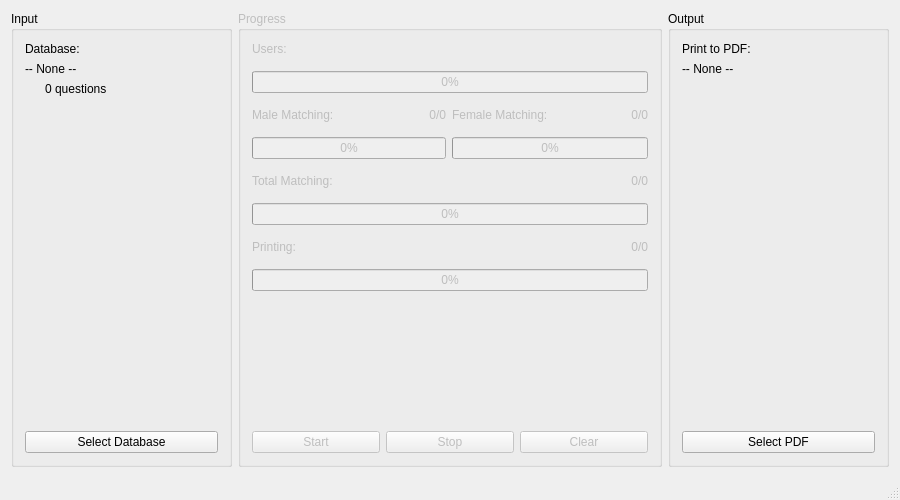
This is Qt_MatchMaker/MainWindow.ui in jasonpaulos/MatchMaker as Qt 5 draws it before an edit. The edited form follows.
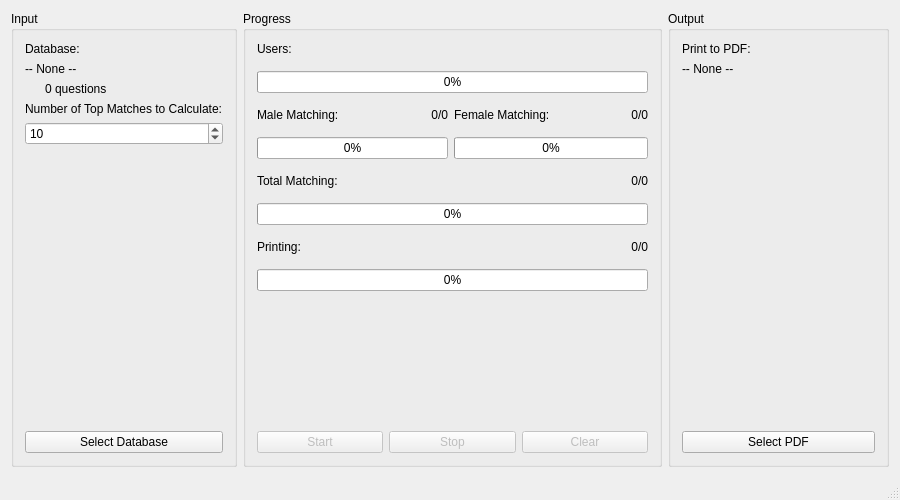
This is the edited form.

Diff of the .ui file:
```diff
--- a/Qt_MatchMaker/MainWindow.ui
+++ b/Qt_MatchMaker/MainWindow.ui
@@ -39,20 +39,14 @@
        <string>Input</string>
       </property>
       <layout class="QGridLayout" name="gridLayout_3">
-       <item row="3" column="0" colspan="2">
-        <widget class="QWidget" name="inputSpacer" native="true">
-         <property name="enabled">
-          <bool>false</bool>
-         </property>
-         <property name="sizePolicy">
-          <sizepolicy hsizetype="Expanding" vsizetype="Expanding">
-           <horstretch>0</horstretch>
-           <verstretch>0</verstretch>
-          </sizepolicy>
+       <item row="0" column="0">
+        <widget class="QLabel" name="databaseTitle">
+         <property name="text">
+          <string>Database:</string>
          </property>
         </widget>
        </item>
-       <item row="1" column="0" colspan="2">
+       <item row="1" column="0">
         <widget class="QLabel" name="databaseInfo">
          <property name="sizePolicy">
           <sizepolicy hsizetype="Preferred" vsizetype="Preferred">
@@ -62,7 +56,7 @@
          </property>
          <property name="maximumSize">
           <size>
-           <width>141</width>
+           <width>16777215</width>
            <height>16777215</height>
           </size>
          </property>
@@ -74,7 +68,7 @@
          </property>
         </widget>
        </item>
-       <item row="2" column="0" colspan="2">
+       <item row="2" column="0">
         <widget class="QLabel" name="databaseQuestions">
          <property name="text">
           <string>0 questions</string>
@@ -87,17 +81,43 @@
          </property>
         </widget>
        </item>
-       <item row="4" column="0" colspan="2">
+       <item row="3" column="0">
+        <widget class="QLabel" name="matchAmountTitle">
+         <property name="text">
+          <string>Number of Top Matches to Calculate:</string>
+         </property>
+        </widget>
+       </item>
+       <item row="6" column="0">
         <widget class="QPushButton" name="selectDatabase">
          <property name="text">
           <string>Select Database</string>
          </property>
         </widget>
        </item>
-       <item row="0" column="0" colspan="2">
-        <widget class="QLabel" name="databaseTitle">
-         <property name="text">
-          <string>Database:</string>
+       <item row="5" column="0">
+        <widget class="QWidget" name="inputSpacer" native="true">
+         <property name="enabled">
+          <bool>false</bool>
+         </property>
+         <property name="sizePolicy">
+          <sizepolicy hsizetype="Expanding" vsizetype="Expanding">
+           <horstretch>0</horstretch>
+           <verstretch>0</verstretch>
+          </sizepolicy>
+         </property>
+        </widget>
+       </item>
+       <item row="4" column="0">
+        <widget class="QSpinBox" name="matchAmountSpinner">
+         <property name="minimum">
+          <number>1</number>
+         </property>
+         <property name="maximum">
+          <number>100</number>
+         </property>
+         <property name="value">
+          <number>10</number>
          </property>
         </widget>
        </item>
@@ -107,7 +127,7 @@
     <item row="0" column="1">
      <widget class="QGroupBox" name="progressGroup">
       <property name="enabled">
-       <bool>false</bool>
+       <bool>true</bool>
       </property>
       <property name="sizePolicy">
        <sizepolicy hsizetype="Expanding" vsizetype="Expanding">
```
